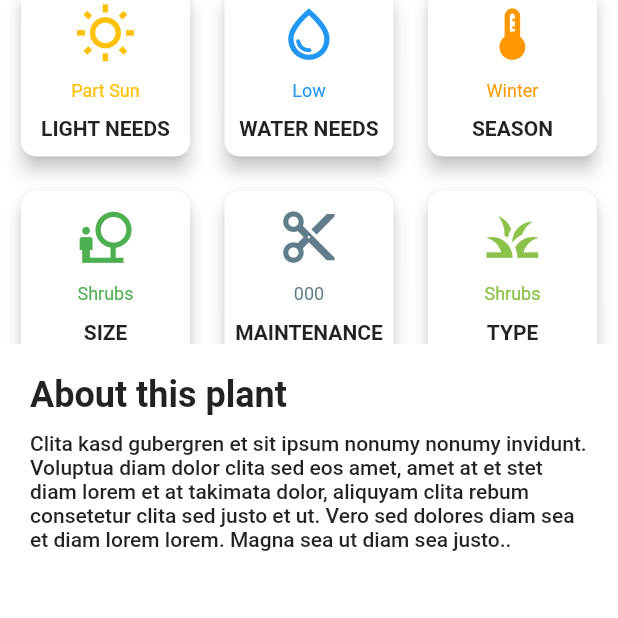
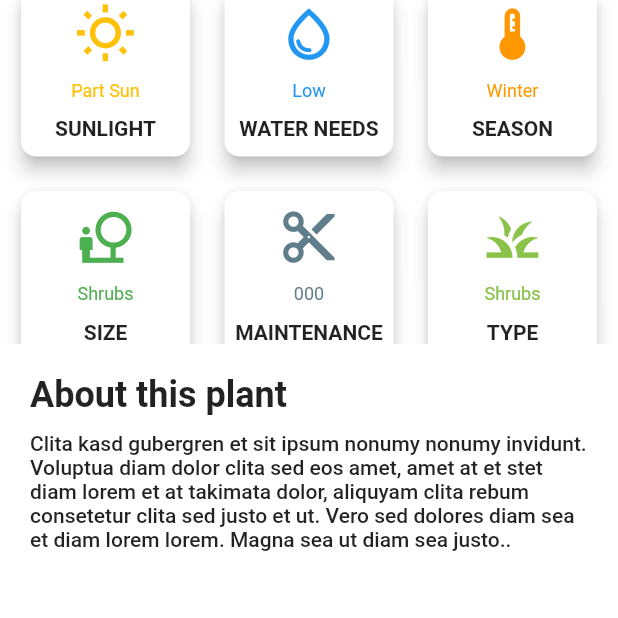
Before and after one commit to NICKurukshetra/park-with-a-conscience, a Flutter app: the PlantScreen screen opened directly with empty values, on a phone screen of 412 x 824 dp, the part 565-1183 px from its top. Run offline on Flutter 3.47's test engine with Material 2 defaults, Android fonts, the phone set to English and light mode, and no system bars; our stand-ins replace shimmer; network calls fail.

Commit message:
changes with overall looks

```diff
--- a/lib/screens/plantScreen.dart
+++ b/lib/screens/plantScreen.dart
@@ -60,7 +60,7 @@ class _PlantScreenState extends State<PlantScreen> {
         mainAxisSpacing: 15,
         crossAxisSpacing: 15,
         children: [
-          InfoCard(size: size, cardName: 'light needs', icon: Icons.wb_sunny_outlined, iconColor: Colors.amber, information: plantInfo?.sunExposure??"",),
+          InfoCard(size: size, cardName: 'sunlight', icon: Icons.wb_sunny_outlined, iconColor: Colors.amber, information: plantInfo?.sunExposure??"",),
           InfoCard(size: size, cardName: 'water needs', icon: Icons.water_drop_outlined, iconColor: Colors.blue,information: plantInfo?.waterNeeds??"",),
           InfoCard(size: size, cardName: 'season', icon: Icons.thermostat, iconColor: Colors.orange,information: plantInfo?.season??"",),
           InfoCard(size: size, cardName: 'size', icon: Icons.nature_people_outlined, iconColor: Colors.green,information: plantInfo?.type??"",),
@@ -146,9 +146,7 @@ class PlantScreenHeader extends StatelessWidget {
 
   @override
   Widget build(BuildContext context) {
-    return Container(
-      decoration: BoxDecoration(image: DecorationImage(image: AssetImage("assets/images/istockphoto-1181366400-612x612.jpeg"),fit: BoxFit.cover)),
-      child: Stack(children: [
+    return Stack(children: [
       Container(
         height: size.height * 0.43,
         // width: size.width,
@@ -181,8 +179,7 @@ class PlantScreenHeader extends StatelessWidget {
     //   )
     // )
     ],))
-      ]),
-    );
+    ]);
   }
 }
 
```
Lines whose indentation alone changed are shown as unchanged.
